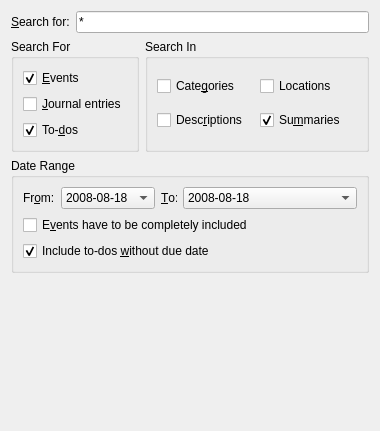
Above: searchdialog_base.ui from KDE/korganizer before the change. Below: the same form after it.
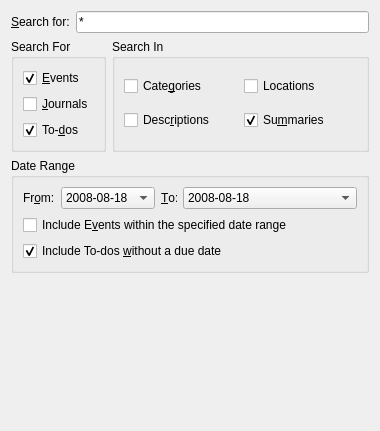
That is the form after the change. Custom widgets are drawn as their Qt base class.

Commit message: Full toolTips and whatsThis. A bit of string cleanups and KUIT. DO_NOT_BACKPORT: MERGE: e4

What changed in the file:
```diff
--- a/searchdialog_base.ui
+++ b/searchdialog_base.ui
@@ -59,7 +59,7 @@
       <item>
        <widget class="QCheckBox" name="mJournalsCheck">
         <property name="text">
-         <string>&amp;Journal entries</string>
+         <string>&amp;Journals</string>
         </property>
        </widget>
       </item>
@@ -189,14 +189,14 @@
       <item row="1" column="0" colspan="2">
        <widget class="QCheckBox" name="mInclusiveCheck">
         <property name="text">
-         <string>E&amp;vents have to be completely included</string>
+         <string>Include E&amp;vents within the specified date range</string>
         </property>
        </widget>
       </item>
       <item row="2" column="0" colspan="2">
        <widget class="QCheckBox" name="mIncludeUndatedTodos">
         <property name="text">
-         <string>Include to-dos &amp;without due date</string>
+         <string>Include To-dos &amp;without a due date</string>
         </property>
         <property name="checked">
          <bool>true</bool>
```
Left out of the diff: 72 changed lines with no effect on the pictures. The commit also changes 1 other file.
